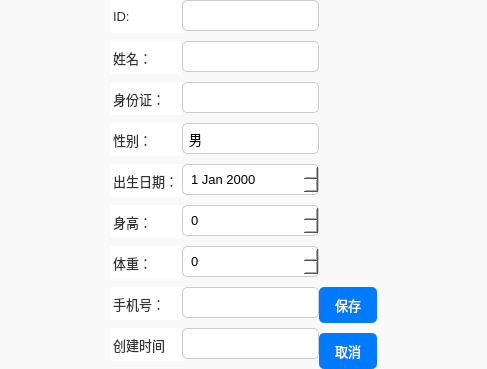
Above: AppHospital/patienteditview.ui from REI1208/Qt_work_code before the change. Below: the same form after it.
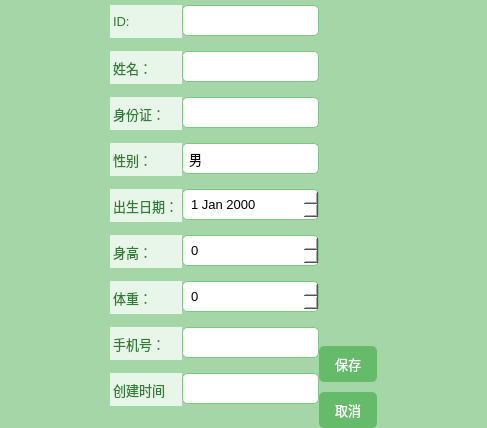
That is the form after the change.

The edit to the form file:
```diff
--- a/AppHospital/patienteditview.ui
+++ b/AppHospital/patienteditview.ui
@@ -7,7 +7,7 @@
     <x>0</x>
     <y>0</y>
     <width>487</width>
-    <height>324</height>
+    <height>428</height>
    </rect>
   </property>
   <property name="windowTitle">
@@ -16,14 +16,14 @@
   <property name="styleSheet">
    <string notr="true">/* 整体窗口背景颜色 */
 QWidget {
-    background-color: #ffffff; /* 白色背景 */
+    background-color: #e8f5e9; /* 淡绿色背景 */
     font-family: &quot;Microsoft YaHei UI&quot;, sans-serif; /* 使用微软雅黑字体 */
     font-size: 10pt; /* 默认字体大小 */
 }
 
 /* 窗口标题样式 */
 QWidget#PatientEditView {
-    background-color: #f9f9f9; /* 浅灰色背景 */
+    background-color: #a5d6a7; /* 浅绿色背景 */
     border-radius: 10px; /* 圆角 */
     padding: 10px;
 }
@@ -32,13 +32,13 @@
 QLabel {
     font-size: 10pt; /* 默认字体大小 */
     font-weight: normal;
-    color: #333333; /* 深灰色字体 */
+    color: #2e7d32; /* 深绿色字体 */
     margin-bottom: 8px;
 }
 
 /* 输入框样式 */
 QLineEdit, QDateEdit, QComboBox, QSpinBox {
-    border: 1px solid #ccc; /* 边框颜色 */
+    border: 1px solid #81c784; /* 边框颜色 */
     border-radius: 5px; /* 圆角 */
     padding: 6px;
     background-color: #ffffff; /* 白色背景 */
@@ -54,7 +54,7 @@
 
 /* 按钮样式 */
 QPushButton {
-    background-color: #007BFF; /* 蓝色背景 */
+    background-color: #66bb6a; /* 绿色背景 */
     color: white;
     border: none;
     border-radius: 5px; /* 圆角 */
@@ -82,7 +82,7 @@
 
 /* 日期编辑框的样式 */
 QDateEdit {
-    border: 1px solid #ccc;
+    border: 1px solid #81c784;
     border-radius: 5px;
     padding: 6px;
     font-size: 10pt;
@@ -90,7 +90,7 @@
 
 /* 下拉框样式 */
 QComboBox {
-    border: 1px solid #ccc;
+    border: 1px solid #81c784;
     border-radius: 5px;
     padding: 6px;
     font-size: 10pt;
@@ -105,9 +105,10 @@
 /* 下拉框选项样式 */
 QComboBox QAbstractItemView {
     background-color: #ffffff;
-    border: 1px solid #ccc;
+    border: 1px solid #81c784;
     padding: 6px;
 }
+
 </string>
   </property>
   <layout class="QGridLayout" name="gridLayout_4">
```
Left out of the diff: 6 changed lines with no effect on the pictures.
